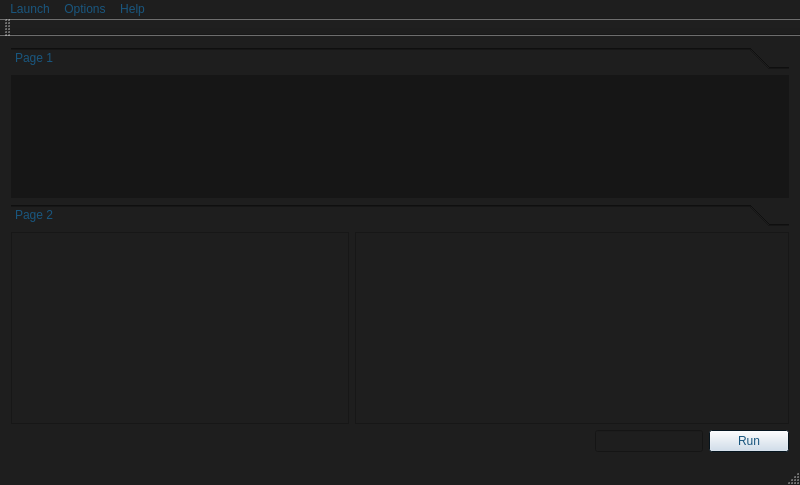
xrLil-Batya/xray-oxygen, file code/xrQt/xrDevLaunch/xrMain.ui: the form before one commit.
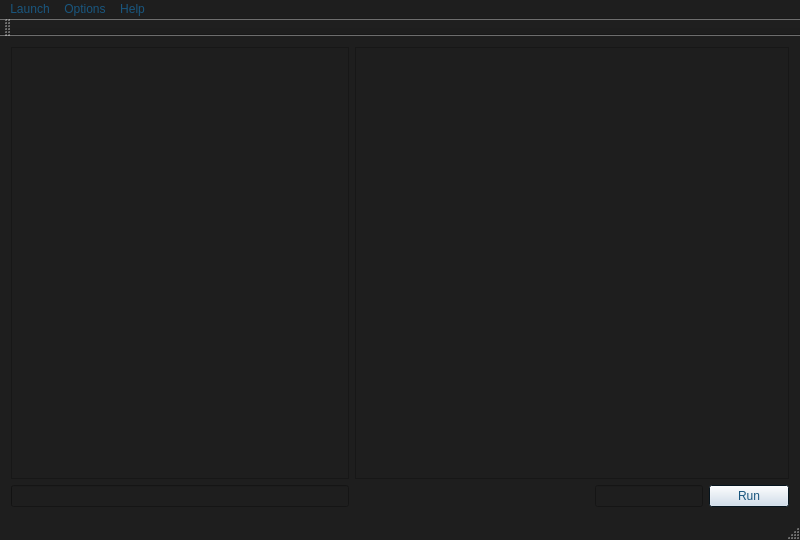
The form after the commit.

```diff
--- a/code/xrQt/xrDevLaunch/xrMain.ui
+++ b/code/xrQt/xrDevLaunch/xrMain.ui
@@ -10,7 +10,7 @@
     <x>0</x>
     <y>0</y>
     <width>800</width>
-    <height>485</height>
+    <height>540</height>
    </rect>
   </property>
   <property name="sizePolicy">
@@ -21,8 +21,8 @@
   </property>
   <property name="minimumSize">
    <size>
-    <width>800</width>
-    <height>480</height>
+    <width>400</width>
+    <height>300</height>
    </size>
   </property>
   <property name="maximumSize">
@@ -514,21 +514,28 @@
   </property>
   <widget class="QWidget" name="centralWidget">
    <layout class="QGridLayout" name="gridLayout">
-    <item row="1" column="0">
+    <item row="0" column="0">
      <layout class="QHBoxLayout" name="horizontalLayout_2">
       <item>
        <widget class="QListWidget" name="listWidget"/>
       </item>
      </layout>
     </item>
-    <item row="1" column="1">
+    <item row="0" column="1">
      <layout class="QHBoxLayout" name="horizontalLayout_5">
       <item>
-       <widget class="QListWidget" name="listWidget_2"/>
+       <widget class="QListWidget" name="listWidget_2">
+        <property name="layoutMode">
+         <enum>QListView::Batched</enum>
+        </property>
+        <property name="sortingEnabled">
+         <bool>true</bool>
+        </property>
+       </widget>
       </item>
      </layout>
     </item>
-    <item row="2" column="1">
+    <item row="1" column="1">
      <layout class="QHBoxLayout" name="horizontalLayout">
       <item>
        <spacer name="horizontalSpacer_3">
@@ -1178,425 +1185,14 @@
       </item>
      </layout>
     </item>
-    <item row="0" column="0" colspan="2">
-     <widget class="QToolBox" name="toolBox">
-      <property name="palette">
-       <palette>
-        <active>
-         <colorrole role="WindowText">
-          <brush brushstyle="SolidPattern">
-           <color alpha="255">
-            <red>22</red>
-            <green>22</green>
-            <blue>22</blue>
-           </color>
-          </brush>
-         </colorrole>
-         <colorrole role="Button">
-          <brush brushstyle="SolidPattern">
-           <color alpha="255">
-            <red>22</red>
-            <green>22</green>
-            <blue>22</blue>
-           </color>
-          </brush>
-         </colorrole>
-         <colorrole role="Light">
-          <brush brushstyle="SolidPattern">
-           <color alpha="255">
-            <red>22</red>
-            <green>22</green>
-            <blue>22</blue>
-           </color>
-          </brush>
-         </colorrole>
-         <colorrole role="Midlight">
-          <brush brushstyle="SolidPattern">
-           <color alpha="255">
-            <red>22</red>
-            <green>22</green>
-            <blue>22</blue>
-           </color>
-          </brush>
-         </colorrole>
-         <colorrole role="Dark">
-          <brush brushstyle="SolidPattern">
-           <color alpha="255">
-            <red>22</red>
-            <green>22</green>
-            <blue>22</blue>
-           </color>
-          </brush>
-         </colorrole>
-         <colorrole role="Mid">
-          <brush brushstyle="SolidPattern">
-           <color alpha="255">
-            <red>22</red>
-            <green>22</green>
-            <blue>22</blue>
-           </color>
-          </brush>
-         </colorrole>
-         <colorrole role="Text">
-          <brush brushstyle="SolidPattern">
-           <color alpha="255">
-            <red>25</red>
-            <green>147</green>
-            <blue>184</blue>
-           </color>
-          </brush>
-         </colorrole>
-         <colorrole role="ButtonText">
-          <brush brushstyle="SolidPattern">
-           <color alpha="255">
-            <red>25</red>
-            <green>86</green>
-            <blue>126</blue>
-           </color>
-          </brush>
-         </colorrole>
-         <colorrole role="Base">
-          <brush brushstyle="SolidPattern">
-           <color alpha="255">
-            <red>41</red>
-            <green>41</green>
-            <blue>41</blue>
-           </color>
-          </brush>
-         </colorrole>
-         <colorrole role="Window">
-          <brush brushstyle="SolidPattern">
-           <color alpha="255">
-            <red>41</red>
-            <green>41</green>
-            <blue>41</blue>
-           </color>
-          </brush>
-         </colorrole>
-         <colorrole role="AlternateBase">
-          <brush brushstyle="SolidPattern">
-           <color alpha="255">
-            <red>25</red>
-            <green>25</green>
-            <blue>25</blue>
-           </color>
-          </brush>
-         </colorrole>
-         <colorrole role="NoRole">
-          <brush brushstyle="SolidPattern">
-           <color alpha="255">
-            <red>25</red>
-            <green>25</green>
-            <blue>25</blue>
-           </color>
-          </brush>
-         </colorrole>
-         <colorrole role="ToolTipBase">
-          <brush brushstyle="SolidPattern">
-           <color alpha="102">
-            <red>25</red>
-            <green>25</green>
-            <blue>25</blue>
-           </color>
-          </brush>
-         </colorrole>
-         <colorrole role="ToolTipText">
-          <brush brushstyle="SolidPattern">
-           <color alpha="255">
-            <red>25</red>
-            <green>25</green>
-            <blue>25</blue>
-           </color>
-          </brush>
-         </colorrole>
-        </active>
-        <inactive>
-         <colorrole role="WindowText">
-          <brush brushstyle="SolidPattern">
-           <color alpha="255">
-            <red>22</red>
-            <green>22</green>
-            <blue>22</blue>
-           </color>
-          </brush>
-         </colorrole>
-         <colorrole role="Button">
-          <brush brushstyle="SolidPattern">
-           <color alpha="255">
-            <red>22</red>
-            <green>22</green>
-            <blue>22</blue>
-           </color>
-          </brush>
-         </colorrole>
-         <colorrole role="Light">
-          <brush brushstyle="SolidPattern">
-           <color alpha="255">
-            <red>22</red>
-            <green>22</green>
-            <blue>22</blue>
-           </color>
-          </brush>
-         </colorrole>
-         <colorrole role="Midlight">
-          <brush brushstyle="SolidPattern">
-           <color alpha="255">
-            <red>22</red>
-            <green>22</green>
-            <blue>22</blue>
-           </color>
-          </brush>
-         </colorrole>
-         <colorrole role="Dark">
-          <brush brushstyle="SolidPattern">
-           <color alpha="255">
-            <red>22</red>
-            <green>22</green>
-            <blue>22</blue>
-           </color>
-          </brush>
-         </colorrole>
-         <colorrole role="Mid">
-          <brush brushstyle="SolidPattern">
-           <color alpha="255">
-            <red>22</red>
-            <green>22</green>
-            <blue>22</blue>
-           </color>
-          </brush>
-         </colorrole>
-         <colorrole role="Text">
-          <brush brushstyle="SolidPattern">
-           <color alpha="255">
-            <red>25</red>
-            <green>147</green>
-            <blue>184</blue>
-           </color>
-          </brush>
-         </colorrole>
-         <colorrole role="ButtonText">
-          <brush brushstyle="SolidPattern">
-           <color alpha="255">
-            <red>25</red>
-            <green>86</green>
-            <blue>126</blue>
-           </color>
-          </brush>
-         </colorrole>
-         <colorrole role="Base">
-          <brush brushstyle="SolidPattern">
-           <color alpha="255">
-            <red>41</red>
-            <green>41</green>
-            <blue>41</blue>
-           </color>
-          </brush>
-         </colorrole>
-         <colorrole role="Window">
-          <brush brushstyle="SolidPattern">
-           <color alpha="255">
-            <red>41</red>
-            <green>41</green>
-            <blue>41</blue>
-           </color>
-          </brush>
-         </colorrole>
-         <colorrole role="AlternateBase">
-          <brush brushstyle="SolidPattern">
-           <color alpha="255">
-            <red>25</red>
-            <green>25</green>
-            <blue>25</blue>
-           </color>
-          </brush>
-         </colorrole>
-         <colorrole role="NoRole">
-          <brush brushstyle="SolidPattern">
-           <color alpha="255">
-            <red>25</red>
-            <green>25</green>
-            <blue>25</blue>
-           </color>
-          </brush>
-         </colorrole>
-         <colorrole role="ToolTipBase">
-          <brush brushstyle="SolidPattern">
-           <color alpha="102">
-            <red>25</red>
-            <green>25</green>
-            <blue>25</blue>
-           </color>
-          </brush>
-         </colorrole>
-         <colorrole role="ToolTipText">
-          <brush brushstyle="SolidPattern">
-           <color alpha="255">
-            <red>25</red>
-            <green>25</green>
-            <blue>25</blue>
-           </color>
-          </brush>
-         </colorrole>
-        </inactive>
-        <disabled>
-         <colorrole role="WindowText">
-          <brush brushstyle="SolidPattern">
-           <color alpha="255">
-            <red>22</red>
-            <green>22</green>
-            <blue>22</blue>
-           </color>
-          </brush>
-         </colorrole>
-         <colorrole role="Button">
-          <brush brushstyle="SolidPattern">
-           <color alpha="255">
-            <red>22</red>
-            <green>22</green>
-            <blue>22</blue>
-           </color>
-          </brush>
-         </colorrole>
-         <colorrole role="Light">
-          <brush brushstyle="SolidPattern">
-           <color alpha="255">
-            <red>22</red>
-            <green>22</green>
-            <blue>22</blue>
-           </color>
-          </brush>
-         </colorrole>
-         <colorrole role="Midlight">
-          <brush brushstyle="SolidPattern">
-           <color alpha="255">
-            <red>22</red>
-            <green>22</green>
-            <blue>22</blue>
-           </color>
-          </brush>
-         </colorrole>
-         <colorrole role="Dark">
-          <brush brushstyle="SolidPattern">
-           <color alpha="255">
-            <red>22</red>
-            <green>22</green>
-            <blue>22</blue>
-           </color>
-          </brush>
-         </colorrole>
-         <colorrole role="Mid">
-          <brush brushstyle="SolidPattern">
-           <color alpha="255">
-            <red>22</red>
-            <green>22</green>
-            <blue>22</blue>
-           </color>
-          </brush>
-         </colorrole>
-         <colorrole role="Text">
-          <brush brushstyle="SolidPattern">
-           <color alpha="255">
-            <red>22</red>
-            <green>22</green>
-            <blue>22</blue>
-           </color>
-          </brush>
-         </colorrole>
-         <colorrole role="ButtonText">
-          <brush brushstyle="SolidPattern">
-           <color alpha="255">
-            <red>22</red>
-            <green>22</green>
-            <blue>22</blue>
-           </color>
-          </brush>
-         </colorrole>
-         <colorrole role="Base">
-          <brush brushstyle="SolidPattern">
-           <color alpha="255">
-            <red>41</red>
-            <green>41</green>
-            <blue>41</blue>
-           </color>
-          </brush>
-         </colorrole>
-         <colorrole role="Window">
-          <brush brushstyle="SolidPattern">
-           <color alpha="255">
-            <red>41</red>
-            <green>41</green>
-            <blue>41</blue>
-           </color>
-          </brush>
-         </colorrole>
-         <colorrole role="AlternateBase">
-          <brush brushstyle="SolidPattern">
-           <color alpha="255">
-            <red>25</red>
-            <green>25</green>
-            <blue>25</blue>
-           </color>
-          </brush>
-         </colorrole>
-         <colorrole role="NoRole">
-          <brush brushstyle="SolidPattern">
-           <color alpha="255">
-            <red>25</red>
-            <green>25</green>
-            <blue>25</blue>
-           </color>
-          </brush>
-         </colorrole>
-         <colorrole role="ToolTipBase">
-          <brush brushstyle="SolidPattern">
-           <color alpha="102">
-            <red>25</red>
-            <green>25</green>
-            <blue>25</blue>
-           </color>
-          </brush>
-         </colorrole>
-         <colorrole role="ToolTipText">
-          <brush brushstyle="SolidPattern">
-           <color alpha="255">
-            <red>25</red>
-            <green>25</green>
-            <blue>25</blue>
-           </color>
-          </brush>
-         </colorrole>
-        </disabled>
-       </palette>
-      </property>
-      <property name="currentIndex">
+    <item row="1" column="0">
+     <widget class="QProgressBar" name="progressBar">
+      <property name="value">
        <number>0</number>
       </property>
-      <widget class="QWidget" name="page_7">
-       <property name="geometry">
-        <rect>
-         <x>0</x>
-         <y>0</y>
-         <width>782</width>
-         <height>124</height>
-        </rect>
-       </property>
-       <attribute name="label">
-        <string>Page 1</string>
-       </attribute>
-      </widget>
-      <widget class="QWidget" name="page_8">
-       <property name="geometry">
-        <rect>
-         <x>0</x>
-         <y>0</y>
-         <width>782</width>
-         <height>124</height>
-        </rect>
-       </property>
-       <attribute name="label">
-        <string>Page 2</string>
-       </attribute>
-      </widget>
+      <property name="textVisible">
+       <bool>false</bool>
+      </property>
      </widget>
     </item>
    </layout>
```
Left out of the diff: 56 changed lines with no effect on the pictures.
